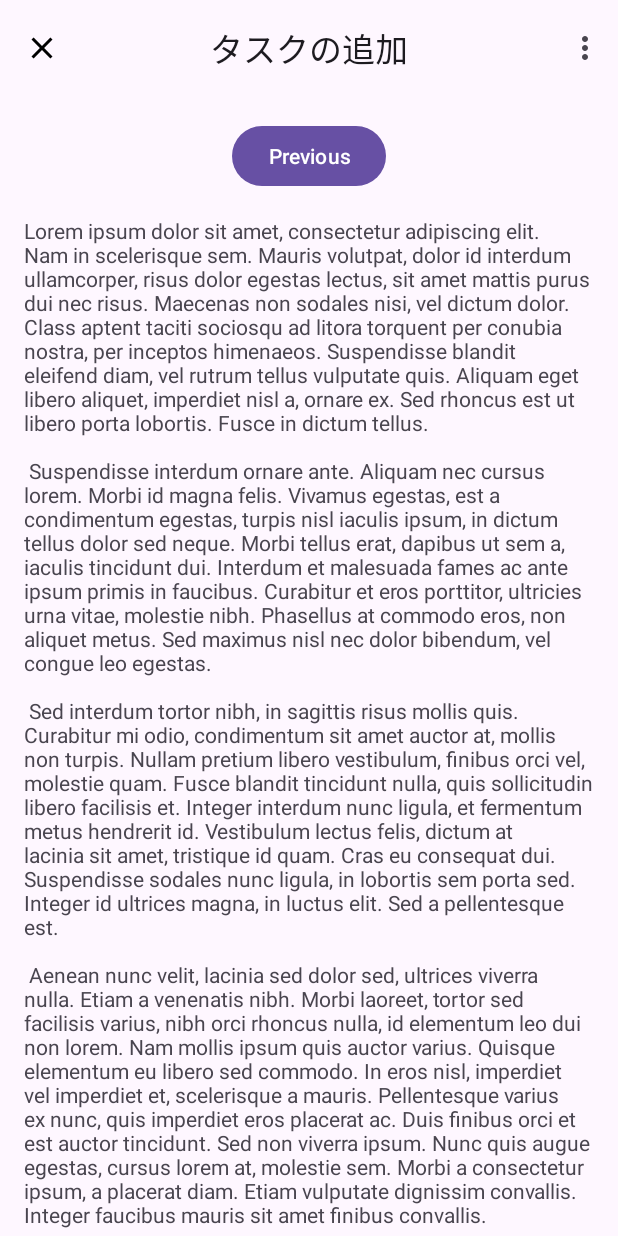
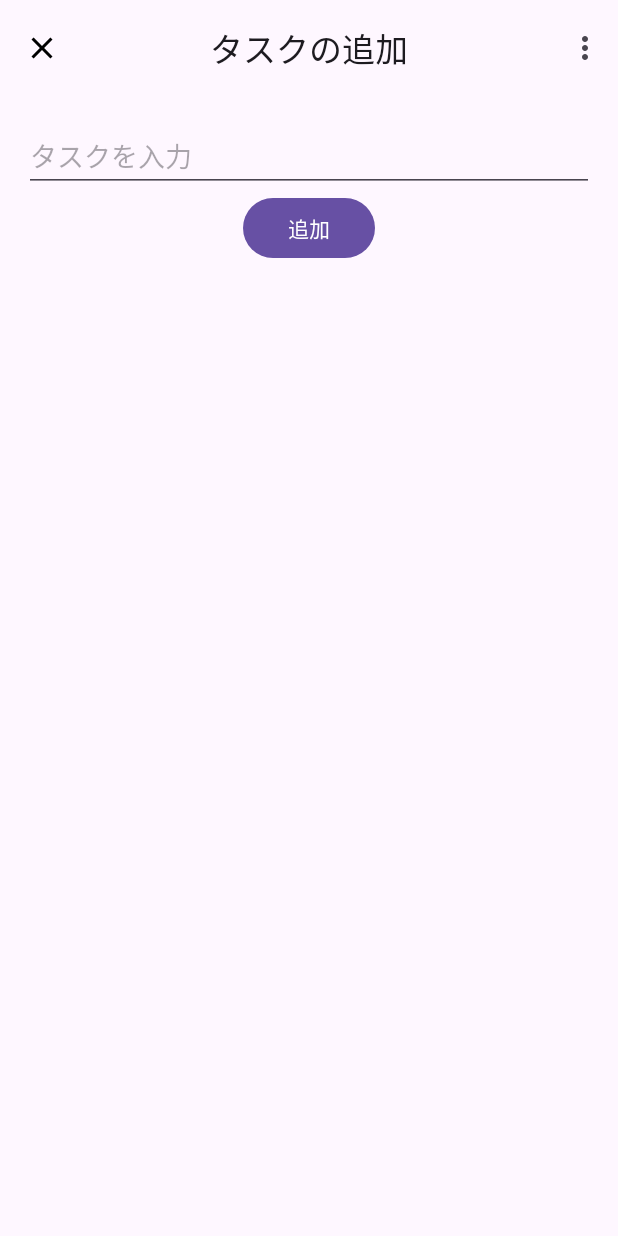
Before and after one commit to uryonym/ynym-portal-android-view, an Android app: the AddTaskFragment screen opened through its navigation route, on a phone screen of 412 x 824 dp. Run offline under Robolectric (Android 15) with nearby library versions, the phone set to English and light mode, and no system bars; our stand-ins replace Dagger/Hilt's generated code, data binding, navigation-ui.

Commit message:
タスク追加画面でタスクの追加処理を実装

```diff
--- a/app/src/main/java/com/uryonym/ynymportal/view/AddTaskFragment.kt
+++ b/app/src/main/java/com/uryonym/ynymportal/view/AddTaskFragment.kt
@@ -1,44 +1,51 @@
 package com.uryonym.ynymportal.view
 
+import android.content.Context
 import android.os.Bundle
 import android.view.LayoutInflater
 import android.view.View
 import android.view.ViewGroup
+import android.view.inputmethod.InputMethodManager
 import androidx.appcompat.app.AppCompatActivity
 import androidx.fragment.app.Fragment
+import androidx.fragment.app.viewModels
+import androidx.lifecycle.Observer
+import androidx.navigation.fragment.findNavController
 import com.uryonym.ynymportal.R
 import com.uryonym.ynymportal.databinding.AddTaskFragmentBinding
+import dagger.hilt.android.AndroidEntryPoint
 
+@AndroidEntryPoint
 class AddTaskFragment : Fragment() {
 
-    private var _binding: AddTaskFragmentBinding? = null
-
-    private val binding get() = _binding!!
-
-    override fun onCreate(savedInstanceState: Bundle?) {
-        super.onCreate(savedInstanceState)
-    }
+    private val addTaskViewModel by viewModels<AddTaskViewModel>()
+    private lateinit var viewDataBinding: AddTaskFragmentBinding
 
     override fun onCreateView(
         inflater: LayoutInflater, container: ViewGroup?, savedInstanceState: Bundle?
     ): View? {
-
-        _binding = AddTaskFragmentBinding.inflate(inflater, container, false)
+        val root = inflater.inflate(R.layout.add_task_fragment, container, false)
+        viewDataBinding = AddTaskFragmentBinding.bind(root).apply {
+            viewModel = addTaskViewModel
+        }
+        viewDataBinding.lifecycleOwner = this.viewLifecycleOwner
 
         // アプリバーの戻るアイコンを閉じるアイコンに変更
         (activity as? AppCompatActivity)?.supportActionBar?.setHomeAsUpIndicator(R.drawable.ic_close_24dp)
 
-        return binding.root
+        addTaskViewModel.navigateTasks.observe(viewLifecycleOwner, Observer {
+            if (it == true) {
+                // キーボードを隠す
+                val system = activity?.getSystemService(Context.INPUT_METHOD_SERVICE) as InputMethodManager
+                system.hideSoftInputFromWindow(viewDataBinding.taskTitle.windowToken, 0)
 
-    }
+                this.findNavController()
+                    .navigate(AddTaskFragmentDirections.actionAddTaskFragmentToTasksFragment())
+                addTaskViewModel.doneNavigateTasks()
+            }
+        })
 
-    override fun onViewCreated(view: View, savedInstanceState: Bundle?) {
-        super.onViewCreated(view, savedInstanceState)
-    }
-
-    override fun onDestroyView() {
-        super.onDestroyView()
-        _binding = null
+        return viewDataBinding.root
     }
 
 }
--- /dev/null
+++ b/app/src/main/java/com/uryonym/ynymportal/view/AddTaskViewModel.kt
@@ -0,0 +1,47 @@
+package com.uryonym.ynymportal.view
+
+import android.util.Log
+import androidx.lifecycle.LiveData
+import androidx.lifecycle.MutableLiveData
+import androidx.lifecycle.ViewModel
+import androidx.lifecycle.viewModelScope
+import com.uryonym.ynymportal.data.Task
+import com.uryonym.ynymportal.data.source.TaskRepository
+import dagger.hilt.android.lifecycle.HiltViewModel
+import kotlinx.coroutines.launch
+import javax.inject.Inject
+
+@HiltViewModel
+class AddTaskViewModel @Inject constructor(
+    private val taskRepository: TaskRepository
+) : ViewModel() {
+
+    val title = MutableLiveData<String>()
+
+    private val _navigateTasks = MutableLiveData<Boolean?>()
+    val navigateTasks: LiveData<Boolean?>
+        get() = _navigateTasks
+
+    fun onCreateTask() {
+        val taskTitle = title.value
+
+        if (taskTitle == null) {
+            Log.i("TasksViewModel:onCreateTask", "タスクのタイトルが空です。")
+            return
+        }
+
+        createTask(Task(title = taskTitle))
+        _navigateTasks.value = true
+    }
+
+    fun doneNavigateTasks() {
+        _navigateTasks.value = null
+    }
+
+    private fun createTask(newTask: Task) {
+        viewModelScope.launch {
+            taskRepository.addTask(newTask)
+        }
+    }
+
+}
--- a/app/src/main/java/com/uryonym/ynymportal/view/TasksFragment.kt
+++ b/app/src/main/java/com/uryonym/ynymportal/view/TasksFragment.kt
@@ -13,9 +13,6 @@ import com.uryonym.ynymportal.databinding.TasksFragmentBinding
 import com.uryonym.ynymportal.view.adapter.TasksAdapter
 import dagger.hilt.android.AndroidEntryPoint
 
-/**
- * A simple [Fragment] subclass as the default destination in the navigation.
- */
 @AndroidEntryPoint
 class TasksFragment : Fragment() {
 
--- a/app/src/main/java/com/uryonym/ynymportal/view/TasksViewModel.kt
+++ b/app/src/main/java/com/uryonym/ynymportal/view/TasksViewModel.kt
@@ -1,44 +1,26 @@
 package com.uryonym.ynymportal.view
 
-import android.app.Application
 import android.util.Log
 import androidx.lifecycle.LiveData
 import androidx.lifecycle.MutableLiveData
-import androidx.lifecycle.SavedStateHandle
 import androidx.lifecycle.ViewModel
-import androidx.lifecycle.viewModelScope
-import com.uryonym.ynymportal.data.Task
 import com.uryonym.ynymportal.data.source.TaskRepository
 import dagger.hilt.android.lifecycle.HiltViewModel
-import kotlinx.coroutines.launch
 import javax.inject.Inject
 
 @HiltViewModel
 class TasksViewModel @Inject constructor(
-    private val taskRepository: TaskRepository
+    taskRepository: TaskRepository
 ) : ViewModel() {
 
     val tasks = taskRepository.getTasks()
-
-    val title = MutableLiveData<String>()
 
     private val _navigateAddTask = MutableLiveData<Boolean?>()
     val navigateAddTask: LiveData<Boolean?>
         get() = _navigateAddTask
 
-    fun onCreateTask() {
-        val taskTitle = title.value
-
-        if (taskTitle == null) {
-            Log.i("TasksViewModel:onCreateTask", "タスクのタイトルが空です。")
-            return
-        }
-
-        createTask(Task(title = taskTitle))
-    }
-
     fun onNavigateAddTask() {
-        Log.i("TasksViewModel:onNavigateAddTask","新しいタスクを作成する")
+        Log.i("TasksViewModel:onNavigateAddTask", "新しいタスクを作成する")
         _navigateAddTask.value = true
     }
 
@@ -46,9 +28,4 @@ class TasksViewModel @Inject constructor(
         _navigateAddTask.value = null
     }
 
-    private fun createTask(newTask: Task) {
-        viewModelScope.launch {
-            taskRepository.addTask(newTask)
-        }
-    }
 }
--- a/app/src/main/res/layout/add_task_fragment.xml
+++ b/app/src/main/res/layout/add_task_fragment.xml
@@ -1,35 +1,44 @@
 <?xml version="1.0" encoding="utf-8"?>
-<androidx.core.widget.NestedScrollView xmlns:android="http://schemas.android.com/apk/res/android"
+<layout xmlns:android="http://schemas.android.com/apk/res/android"
     xmlns:app="http://schemas.android.com/apk/res-auto"
-    xmlns:tools="http://schemas.android.com/tools"
-    android:layout_width="match_parent"
-    android:layout_height="match_parent"
-    tools:context=".view.AddTaskFragment">
+    xmlns:tools="http://schemas.android.com/tools">
+
+    <data>
+
+        <variable
+            name="viewModel"
+            type="com.uryonym.ynymportal.view.AddTaskViewModel" />
+
+    </data>
 
     <androidx.constraintlayout.widget.ConstraintLayout
         android:layout_width="match_parent"
         android:layout_height="match_parent"
-        android:padding="16dp">
+        android:padding="16dp"
+        tools:context=".view.AddTaskFragment">
 
-        <Button
-            android:id="@+id/button_second"
-            android:layout_width="wrap_content"
+        <EditText
+            android:id="@+id/task_title"
+            android:layout_width="match_parent"
             android:layout_height="wrap_content"
-            android:text="@string/previous"
-            app:layout_constraintBottom_toTopOf="@id/textview_second"
+            android:autofillHints=""
+            android:hint="@string/input_task_title"
+            android:inputType="text"
+            android:text="@={viewModel.title}"
             app:layout_constraintEnd_toEndOf="parent"
             app:layout_constraintStart_toStartOf="parent"
             app:layout_constraintTop_toTopOf="parent" />
 
-        <TextView
-            android:id="@+id/textview_second"
+        <Button
+            android:id="@+id/create_button"
             android:layout_width="wrap_content"
             android:layout_height="wrap_content"
-            android:layout_marginTop="16dp"
-            android:text="@string/lorem_ipsum"
-            app:layout_constraintBottom_toBottomOf="parent"
+            android:onClick="@{() -> viewModel.onCreateTask()}"
+            android:text="@string/add_task"
             app:layout_constraintEnd_toEndOf="parent"
             app:layout_constraintStart_toStartOf="parent"
-            app:layout_constraintTop_toBottomOf="@id/button_second" />
+            app:layout_constraintTop_toBottomOf="@id/task_title" />
+
     </androidx.constraintlayout.widget.ConstraintLayout>
-</androidx.core.widget.NestedScrollView>
+
+</layout>
--- a/app/src/main/res/layout/tasks_fragment.xml
+++ b/app/src/main/res/layout/tasks_fragment.xml
@@ -8,6 +8,7 @@
         <variable
             name="viewModel"
             type="com.uryonym.ynymportal.view.TasksViewModel" />
+
     </data>
 
     <androidx.coordinatorlayout.widget.CoordinatorLayout
@@ -20,28 +21,6 @@
             android:layout_height="match_parent"
             android:padding="16dp">
 
-            <EditText
-                android:id="@+id/task_title"
-                android:layout_width="match_parent"
-                android:layout_height="wrap_content"
-                android:autofillHints=""
-                android:hint="@string/input_task_title"
-                android:inputType="text"
-                android:text="@={viewModel.title}"
-                app:layout_constraintEnd_toEndOf="parent"
-                app:layout_constraintStart_toStartOf="parent"
-                app:layout_constraintTop_toTopOf="parent" />
-
-            <Button
-                android:id="@+id/create_button"
-                android:layout_width="wrap_content"
-                android:layout_height="wrap_content"
-                android:onClick="@{() -> viewModel.onCreateTask()}"
-                android:text="@string/next"
-                app:layout_constraintEnd_toEndOf="parent"
-                app:layout_constraintStart_toStartOf="parent"
-                app:layout_constraintTop_toBottomOf="@id/task_title" />
-
             <androidx.recyclerview.widget.RecyclerView
                 android:id="@+id/task_list"
                 android:layout_width="0dp"
@@ -50,7 +29,8 @@
                 app:layout_constraintBottom_toBottomOf="parent"
                 app:layout_constraintEnd_toEndOf="parent"
                 app:layout_constraintStart_toStartOf="parent"
-                app:layout_constraintTop_toBottomOf="@+id/create_button" />
+                app:layout_constraintTop_toTopOf="parent" />
+
         </androidx.constraintlayout.widget.ConstraintLayout>
 
         <com.google.android.material.bottomappbar.BottomAppBar
--- a/app/src/main/res/navigation/nav_graph.xml
+++ b/app/src/main/res/navigation/nav_graph.xml
@@ -18,11 +18,23 @@
             app:exitAnim="@anim/nav_default_exit_anim"
             app:popEnterAnim="@anim/nav_default_pop_enter_anim"
             app:popExitAnim="@anim/nav_default_pop_exit_anim" />
+
     </fragment>
+
     <fragment
         android:id="@+id/add_task_fragment"
         android:name="com.uryonym.ynymportal.view.AddTaskFragment"
         android:label="@string/add_task_fragment_label"
         tools:layout="@layout/add_task_fragment">
+
+        <action
+            android:id="@+id/action_AddTaskFragment_to_TasksFragment"
+            app:destination="@id/tasks_fragment"
+            app:enterAnim="@anim/nav_default_enter_anim"
+            app:exitAnim="@anim/nav_default_exit_anim"
+            app:popEnterAnim="@anim/nav_default_pop_enter_anim"
+            app:popExitAnim="@anim/nav_default_pop_exit_anim" />
+
     </fragment>
+
 </navigation>
--- a/app/src/main/res/values/strings.xml
+++ b/app/src/main/res/values/strings.xml
@@ -4,45 +4,8 @@
     <!-- Strings used for fragments for navigation -->
     <string name="tasks_fragment_label">タスク</string>
     <string name="add_task_fragment_label">タスクの追加</string>
-    <string name="next">Next</string>
+    <string name="add_task">追加</string>
     <string name="previous">Previous</string>
-
-    <string name="lorem_ipsum">
-        Lorem ipsum dolor sit amet, consectetur adipiscing elit. Nam in scelerisque sem. Mauris
-        volutpat, dolor id interdum ullamcorper, risus dolor egestas lectus, sit amet mattis purus
-        dui nec risus. Maecenas non sodales nisi, vel dictum dolor. Class aptent taciti sociosqu ad
-        litora torquent per conubia nostra, per inceptos himenaeos. Suspendisse blandit eleifend
-        diam, vel rutrum tellus vulputate quis. Aliquam eget libero aliquet, imperdiet nisl a,
-        ornare ex. Sed rhoncus est ut libero porta lobortis. Fusce in dictum tellus.\n\n
-        Suspendisse interdum ornare ante. Aliquam nec cursus lorem. Morbi id magna felis. Vivamus
-        egestas, est a condimentum egestas, turpis nisl iaculis ipsum, in dictum tellus dolor sed
-        neque. Morbi tellus erat, dapibus ut sem a, iaculis tincidunt dui. Interdum et malesuada
-        fames ac ante ipsum primis in faucibus. Curabitur et eros porttitor, ultricies urna vitae,
-        molestie nibh. Phasellus at commodo eros, non aliquet metus. Sed maximus nisl nec dolor
-        bibendum, vel congue leo egestas.\n\n
-        Sed interdum tortor nibh, in sagittis risus mollis quis. Curabitur mi odio, condimentum sit
-        amet auctor at, mollis non turpis. Nullam pretium libero vestibulum, finibus orci vel,
-        molestie quam. Fusce blandit tincidunt nulla, quis sollicitudin libero facilisis et. Integer
-        interdum nunc ligula, et fermentum metus hendrerit id. Vestibulum lectus felis, dictum at
-        lacinia sit amet, tristique id quam. Cras eu consequat dui. Suspendisse sodales nunc ligula,
-        in lobortis sem porta sed. Integer id ultrices magna, in luctus elit. Sed a pellentesque
-        est.\n\n
-        Aenean nunc velit, lacinia sed dolor sed, ultrices viverra nulla. Etiam a venenatis nibh.
-        Morbi laoreet, tortor sed facilisis varius, nibh orci rhoncus nulla, id elementum leo dui
-        non lorem. Nam mollis ipsum quis auctor varius. Quisque elementum eu libero sed commodo. In
-        eros nisl, imperdiet vel imperdiet et, scelerisque a mauris. Pellentesque varius ex nunc,
-        quis imperdiet eros placerat ac. Duis finibus orci et est auctor tincidunt. Sed non viverra
-        ipsum. Nunc quis augue egestas, cursus lorem at, molestie sem. Morbi a consectetur ipsum, a
-        placerat diam. Etiam vulputate dignissim convallis. Integer faucibus mauris sit amet finibus
-        convallis.\n\n
-        Phasellus in aliquet mi. Pellentesque habitant morbi tristique senectus et netus et
-        malesuada fames ac turpis egestas. In volutpat arcu ut felis sagittis, in finibus massa
-        gravida. Pellentesque id tellus orci. Integer dictum, lorem sed efficitur ullamcorper,
-        libero justo consectetur ipsum, in mollis nisl ex sed nisl. Donec maximus ullamcorper
-        sodales. Praesent bibendum rhoncus tellus nec feugiat. In a ornare nulla. Donec rhoncus
-        libero vel nunc consequat, quis tincidunt nisl eleifend. Cras bibendum enim a justo luctus
-        vestibulum. Fusce dictum libero quis erat maximus, vitae volutpat diam dignissim.
-    </string>
     <string name="input_task_title">タスクを入力</string>
     <string name="add_new_task">タスクを追加</string>
 </resources>
```
